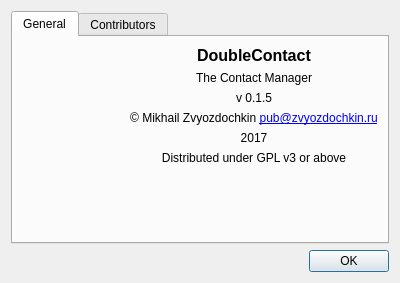
Before: the Qt Designer form app/aboutdialog.ui in DarkHobbit/doublecontact, drawn with Qt 5.
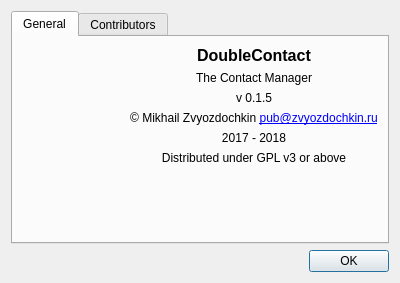
After: the same form once the commit is applied. Icons and pictures are not drawn.

What changed in the file:
```diff
--- a/app/aboutdialog.ui
+++ b/app/aboutdialog.ui
@@ -91,7 +91,7 @@
            <item>
             <widget class="QLabel" name="lbYear_2">
              <property name="text">
-              <string notr="true">2017</string>
+              <string notr="true">2017 - 2018</string>
              </property>
              <property name="alignment">
               <set>Qt::AlignCenter</set>
```
